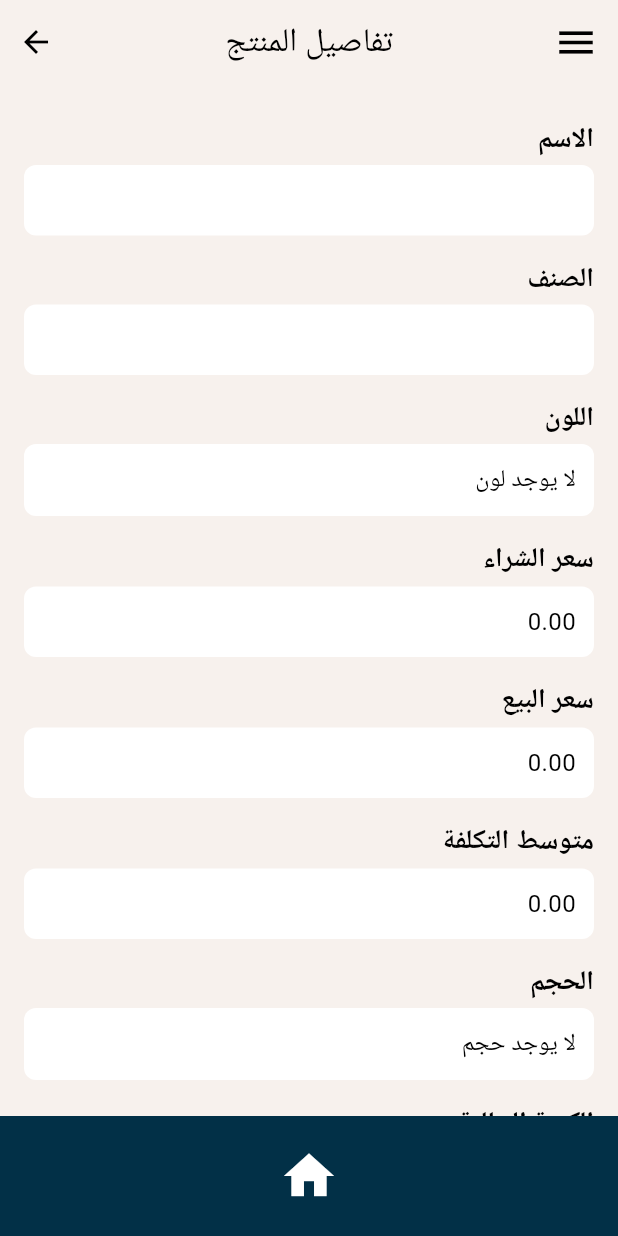
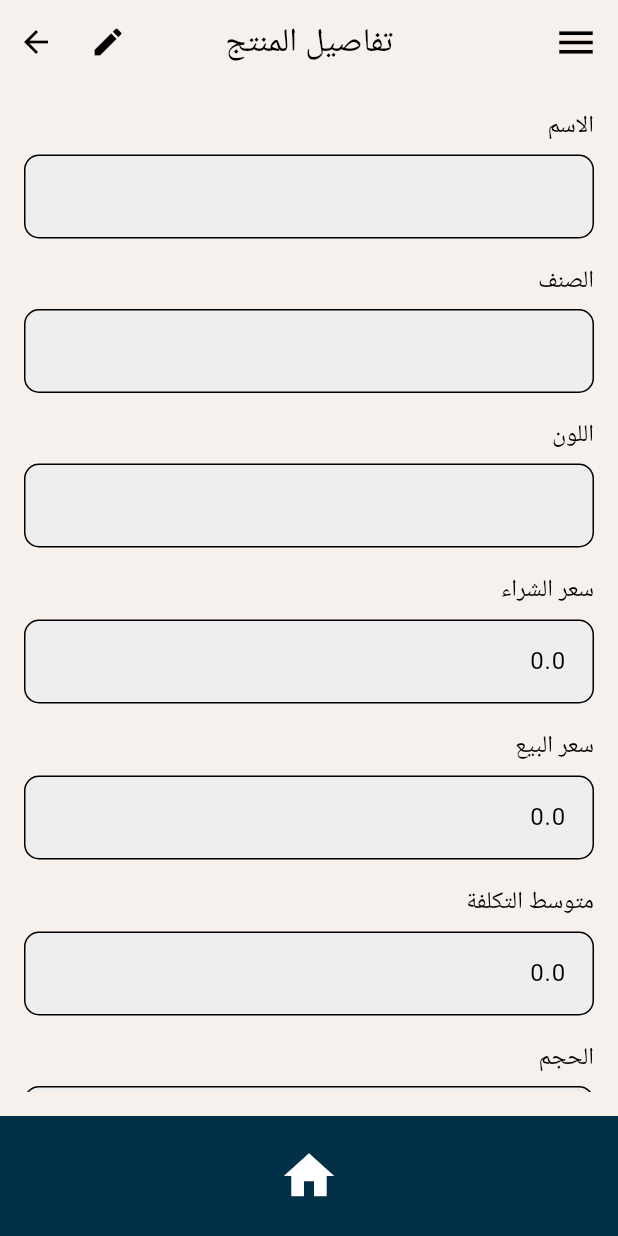
Before and after one commit to mawada-sweis/simple_finance, a Flutter app: the ProductDetailScreen screen opened directly with empty values, on a phone screen of 412 x 824 dp. Run offline on Flutter 3.47's test engine with Material 3 defaults, Android fonts, the phone set to English and light mode, and no system bars; our stand-ins replace cloud_firestore, firebase_core, logger; accounts and stored records are empty.

Commit message:
edit product details

```diff
--- a/lib/components/app_bar.dart
+++ b/lib/components/app_bar.dart
@@ -6,6 +6,9 @@ class CustomeAppBar extends StatelessWidget implements PreferredSizeWidget {
   final Function? onLeadingIconPressed;
   final bool showReturnIcon;
   final Function? onReturnPressed;
+  final bool showEditIcon;
+  final Function? onEditPressed;
+  final bool isEditing;
 
   const CustomeAppBar({
     super.key,
@@ -14,6 +17,9 @@ class CustomeAppBar extends StatelessWidget implements PreferredSizeWidget {
     this.onLeadingIconPressed,
     this.showReturnIcon = false,
     this.onReturnPressed,
+    this.showEditIcon = false,
+    this.onEditPressed,
+    this.isEditing = false,
   });
 
   @override
@@ -29,20 +35,25 @@ class CustomeAppBar extends StatelessWidget implements PreferredSizeWidget {
       ),
       title: Text(title),
       centerTitle: true,
-      actions: showReturnIcon
-          ? [
+      actions: [
+        IconButton(
+          icon: Icon(isEditing ? Icons.save : Icons.edit),
+          onPressed: () {
+            if (onEditPressed != null) {
+              onEditPressed!();
+            }
+          },
+        ),
+        if (showReturnIcon)
           IconButton(
             icon: const Icon(Icons.arrow_forward),
             onPressed: () {
               if (onReturnPressed != null) {
                 onReturnPressed!();
-                  } else {
-                    Navigator.pop(context);
               }
             },
           ),
-            ]
-          : null,
+      ],
     );
   }
 
--- a/lib/screens/product_detail_screen.dart
+++ b/lib/screens/product_detail_screen.dart
@@ -1,12 +1,147 @@
 import 'package:flutter/material.dart';
+import 'package:simple_finance/components/menu.dart';
 import '../models/product_model.dart';
 import '../components/app_bar.dart';
 import '../components/buttom_bar.dart';
+import 'package:cloud_firestore/cloud_firestore.dart';
+import 'package:logger/logger.dart';
 
-class ProductDetailScreen extends StatelessWidget {
+class ProductDetailScreen extends StatefulWidget {
   final Product product;
 
   const ProductDetailScreen({super.key, required this.product});
+  @override
+  ProductDetailScreenState createState() => ProductDetailScreenState();
+}
+
+class ProductDetailScreenState extends State<ProductDetailScreen> {
+  var logger = Logger();
+
+  bool _isMenuOpen = false;
+  bool _isEditing = false;
+  bool _hasChanges = false;
+  late TextEditingController _nameController;
+  late TextEditingController _categoryController;
+  late TextEditingController _colorController;
+  late TextEditingController _purchasePriceController;
+  late TextEditingController _salePriceController;
+  late TextEditingController _averageCostController;
+  late TextEditingController _sizeController;
+  late TextEditingController _stockQuantityController;
+  late TextEditingController _supplierIdController;
+  late TextEditingController _initialQuantityController;
+  late TextEditingController _noteController;
+
+  @override
+  void initState() {
+    super.initState();
+
+    _nameController = TextEditingController(text: widget.product.name);
+    _categoryController =
+        TextEditingController(text: widget.product.categoryId);
+    _colorController = TextEditingController(text: widget.product.color);
+    _purchasePriceController =
+        TextEditingController(text: widget.product.purchasePrice.toString());
+    _salePriceController =
+        TextEditingController(text: widget.product.salePrice.toString());
+    _averageCostController =
+        TextEditingController(text: widget.product.averageCost.toString());
+    _sizeController = TextEditingController(text: widget.product.size);
+    _stockQuantityController =
+        TextEditingController(text: widget.product.stockQuantity.toString());
+    _supplierIdController =
+        TextEditingController(text: widget.product.supplierId);
+    _initialQuantityController =
+        TextEditingController(text: widget.product.initialQuantity.toString());
+    _noteController = TextEditingController(text: widget.product.note);
+  }
+
+  @override
+  void dispose() {
+    _nameController.dispose();
+    _categoryController.dispose();
+    _colorController.dispose();
+    _purchasePriceController.dispose();
+    _salePriceController.dispose();
+    _averageCostController.dispose();
+    _sizeController.dispose();
+    _stockQuantityController.dispose();
+    _supplierIdController.dispose();
+    _initialQuantityController.dispose();
+    _noteController.dispose();
+    super.dispose();
+  }
+
+  void _toggleEditMode() {
+    setState(() {
+      _isEditing = !_isEditing;
+    });
+
+    if (!_isEditing && _hasChanges) {
+      _saveChanges();
+    }
+  }
+
+  void _saveChanges() async {
+    try {
+      await FirebaseFirestore.instance
+          .collection('products')
+          .doc(widget.product.id)
+          .update({
+        'name': _nameController.text,
+        'category_id': _categoryController.text,
+        'color': _colorController.text,
+        'purchase_price': double.parse(_purchasePriceController.text),
+        'sale_price': double.parse(_salePriceController.text),
+        'average_cost': double.parse(_averageCostController.text),
+        'size': _sizeController.text,
+        'stock_quantity': int.parse(_stockQuantityController.text),
+        'supplier_id': _supplierIdController.text,
+        'initial_quantity': int.parse(_initialQuantityController.text),
+        'note': _noteController.text,
+      });
+
+      // Update the local product model
+      Product updatedProduct = Product(
+        id: widget.product.id,
+        name: _nameController.text,
+        categoryId: _categoryController.text,
+        color: _colorController.text,
+        purchasePrice: double.parse(_purchasePriceController.text),
+        salePrice: double.parse(_salePriceController.text),
+        averageCost: double.parse(_averageCostController.text),
+        size: _sizeController.text,
+        stockQuantity: int.parse(_stockQuantityController.text),
+        supplierId: _supplierIdController.text,
+        initialQuantity: int.parse(_initialQuantityController.text),
+        note: _noteController.text,
+      );
+
+      // Return the updated product to the previous screen
+      Navigator.pop(context, updatedProduct);
+
+      ScaffoldMessenger.of(context).showSnackBar(
+        const SnackBar(content: Text('تم تحديث  معلومات المنتج بنجاح')),
+      );
+    } catch (e) {
+      logger.e('Error updating product: $e');
+      ScaffoldMessenger.of(context).showSnackBar(
+        const SnackBar(content: Text('لم يتم حفظ التغييرات')),
+      );
+    }
+  }
+
+  void _toggleMenu() {
+    setState(() {
+      _isMenuOpen = !_isMenuOpen;
+    });
+  }
+
+  void _closeMenu() {
+    setState(() {
+      _isMenuOpen = false;
+    });
+  }
 
   @override
   Widget build(BuildContext context) {
@@ -14,74 +149,72 @@ class ProductDetailScreen extends StatelessWidget {
       appBar: CustomeAppBar(
         title: 'تفاصيل المنتج',
         leadingIcon: Icons.menu,
-        onLeadingIconPressed: () {
-          // Handle menu toggle (if needed)
-        },
+        onLeadingIconPressed: _toggleMenu,
         showReturnIcon: true,
         onReturnPressed: () {
           Navigator.pop(context);
         },
+        onEditPressed: _toggleEditMode,
+        isEditing: _isEditing,
       ),
-      body: SingleChildScrollView(
-        child: Padding(
-          padding: const EdgeInsets.all(16.0),
-          child: Directionality(
-            textDirection: TextDirection.rtl, // Set right-to-left direction
-            child: Column(
-              crossAxisAlignment: CrossAxisAlignment.start,
+      body: Stack(
+        children: [
+          Padding(
+            padding: const EdgeInsets.all(16.0),
+            child: ListView(
               children: [
-                _buildDetailBox('الاسم', product.name),
-                _buildDetailBox('الصنف', product.categoryId),
-                _buildDetailBox('اللون', product.color.isNotEmpty ? product.color : 'لا يوجد لون'),
-                _buildDetailBox('سعر الشراء', product.purchasePrice.toStringAsFixed(2)),
-                _buildDetailBox('سعر البيع', product.salePrice.toStringAsFixed(2)),
-                _buildDetailBox('متوسط التكلفة', product.averageCost.toStringAsFixed(2)),
-                _buildDetailBox('الحجم', product.size.isNotEmpty ? product.size : 'لا يوجد حجم'),
-                _buildDetailBox('الكمية الحالية', product.stockQuantity.toString()),
-                _buildDetailBox('معرف المورد', product.supplierId.isNotEmpty ? product.supplierId : 'لا يوجد معرف'),
-                _buildDetailBox('الكمية الأولية', product.initialQuantity.toString()),
-                _buildDetailBox('الملاحظات', product.note.isNotEmpty ? product.note : 'لا توجد ملاحظات'),
+                _buildTextField('الاسم', _nameController, _isEditing),
+                _buildTextField('الصنف', _categoryController, _isEditing),
+                _buildTextField('اللون', _colorController, _isEditing),
+                _buildTextField(
+                    'سعر الشراء', _purchasePriceController, _isEditing),
+                _buildTextField('سعر البيع', _salePriceController, _isEditing),
+                _buildTextField(
+                    'متوسط التكلفة', _averageCostController, _isEditing),
+                _buildTextField('الحجم', _sizeController, _isEditing),
+                _buildTextField(
+                    'الكمية في المخزون', _stockQuantityController, _isEditing),
+                _buildTextField(
+                    'معرف المورد', _supplierIdController, _isEditing),
+                _buildTextField(
+                    'الكمية الأولية', _initialQuantityController, _isEditing),
+                _buildTextField('ملاحظة', _noteController, _isEditing),
               ],
             ),
           ),
-        ),
+          CustomMenu(isOpen: _isMenuOpen, onClose: _closeMenu)
+        ],
       ),
       bottomNavigationBar: const CustomBottomBar(),
     );
   }
 
-  // Helper method to build a read-only detail box
-  Widget _buildDetailBox(String label, String value) {
-    return Padding(
-      padding: const EdgeInsets.symmetric(vertical: 8.0),
-      child: Column(
-        crossAxisAlignment: CrossAxisAlignment.start, // Align labels to the start (right in RTL)
-        children: [
-          Text(
-            label,
-            style: const TextStyle(
-              fontWeight: FontWeight.bold,
-              fontSize: 18,
+  // Helper function to build text fields
+  Widget _buildTextField(
+      String label, TextEditingController controller, bool isEditable) {
+    return Column(
+      crossAxisAlignment: CrossAxisAlignment.start,
+      children: [
+        Text(label, style: const TextStyle(fontSize: 16)),
+        const SizedBox(height: 8),
+        TextField(
+          controller: controller,
+          readOnly: !isEditable,
+          onChanged: (value) {
+            setState(() {
+              _hasChanges = true; // Track changes
+            });
+          },
+          decoration: InputDecoration(
+            filled: true,
+            fillColor: Colors.grey[200],
+            border: OutlineInputBorder(
+              borderRadius: BorderRadius.circular(10),
             ),
           ),
-          const SizedBox(height: 4),
-          Container(
-            width: double.infinity,
-            padding: const EdgeInsets.all(12),
-            decoration: BoxDecoration(
-              color: Colors.white,
-              borderRadius: BorderRadius.circular(8),
-            ),
-            child: Text(
-              value,
-              style: const TextStyle(fontSize: 16),
-              textAlign: TextAlign.right,
-              maxLines: 2,
-              overflow: TextOverflow.ellipsis,
-            ),
-          ),
-        ],
-      ),
+        ),
+        const SizedBox(height: 16),
+      ],
     );
   }
 }
```
Also changed, not shown: lib/screens/product_screen.dart (+22 -2 lines). Lines whose indentation alone changed are shown as unchanged.
